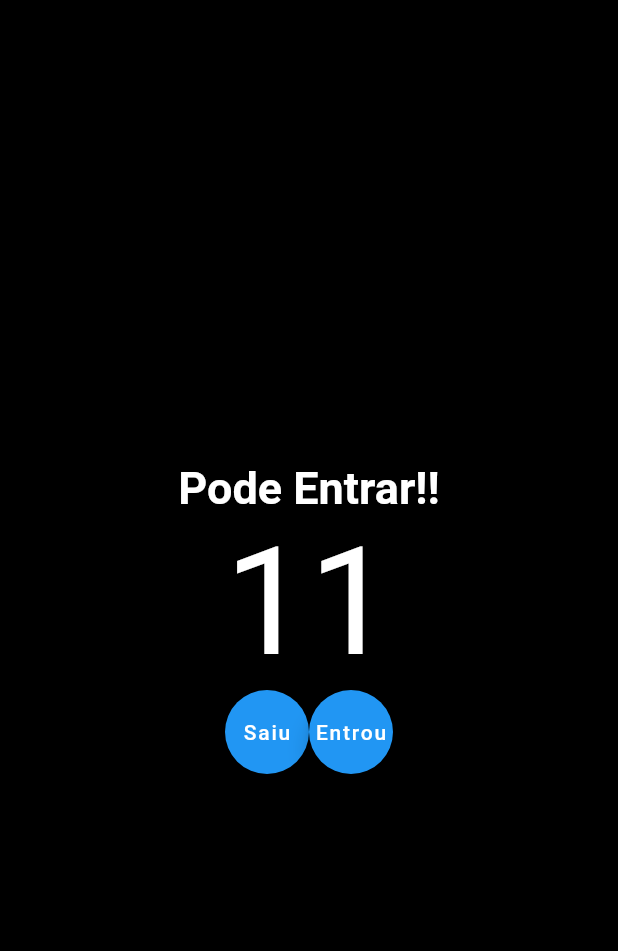
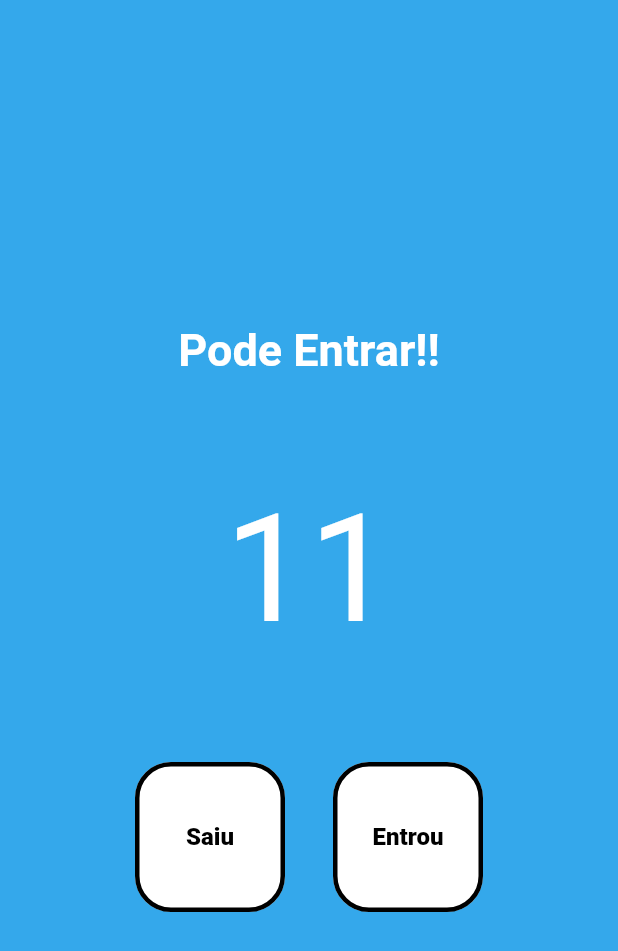
Before and after one commit to zamuelfernandes/contador, a Flutter app: the screen it shows after launch, on a phone screen of 412 x 824 dp. Shown: the top 951 px of the screen. Run offline on Flutter 3.47's test engine with Material 2 defaults, Android fonts, the phone set to English and light mode, and no system bars.

Commit message:
Arquitetando e Posicionando os elementos basicos

```diff
--- a/lib/main.dart
+++ b/lib/main.dart
@@ -19,13 +19,22 @@ class MyApp extends StatelessWidget {
 class HomePage extends StatelessWidget {
   const HomePage({Key? key}) : super(key: key);
 
+  void decrement() {
+    print('Decrement');
+  }
+
+  void increment() {
+    print('Increment');
+  }
+
   @override
   Widget build(BuildContext context) {
     return Scaffold(
-      backgroundColor: Colors.black,
+      backgroundColor: Color.fromARGB(255, 52, 168, 235),
       body: Column(
         mainAxisAlignment: MainAxisAlignment.center,
         children: [
+          //CAMPO DE INFORMAÇÃO
           const Text(
             'Pode Entrar!!',
             style: TextStyle(
@@ -35,23 +44,65 @@ class HomePage extends StatelessWidget {
             ),
             textAlign: TextAlign.center,
           ),
-          const Text(
-            '11',
-            style: TextStyle(
-              fontSize: 100,
-              color: Colors.white,
+
+          // CAMPO DO VALOR
+          const Padding(
+            padding: EdgeInsets.all(70),
+            child: Text(
+              '11',
+              style: TextStyle(
+                fontSize: 100,
+                color: Colors.white,
+              ),
             ),
           ),
+
+          //ROW COM OS BOTÕES
           Row(
             mainAxisAlignment: MainAxisAlignment.center,
             children: [
-              FloatingActionButton(
-                onPressed: () {},
-                child: const Text('Saiu'),
+              //BOTÃO DE SAIU
+              TextButton(
+                style: TextButton.styleFrom(
+                  backgroundColor: Colors.white,
+                  fixedSize: const Size(100, 100),
+                  primary: Colors.black,
+                  shape: RoundedRectangleBorder(
+                    side: const BorderSide(color: Colors.black, width: 3),
+                    borderRadius: BorderRadius.circular(24),
+                  ),
+                ),
+                onPressed: decrement,
+                child: const Text(
+                  'Saiu',
+                  style: TextStyle(
+                    color: Colors.black,
+                    fontSize: 16,
+                    fontWeight: FontWeight.w900,
+                  ),
+                ),
               ),
-              FloatingActionButton(
-                onPressed: () {},
-                child: const Text('Entrou'),
+              const SizedBox(width: 32),
+              //BOTÃO DE ENTROU
+              TextButton(
+                style: TextButton.styleFrom(
+                  backgroundColor: Colors.white,
+                  fixedSize: const Size(100, 100),
+                  primary: Colors.black,
+                  shape: RoundedRectangleBorder(
+                    side: const BorderSide(color: Colors.black, width: 3),
+                    borderRadius: BorderRadius.circular(24),
+                  ),
+                ),
+                onPressed: increment,
+                child: const Text(
+                  'Entrou',
+                  style: TextStyle(
+                    color: Colors.black,
+                    fontSize: 16,
+                    fontWeight: FontWeight.w900,
+                  ),
+                ),
               ),
             ],
           )
```
